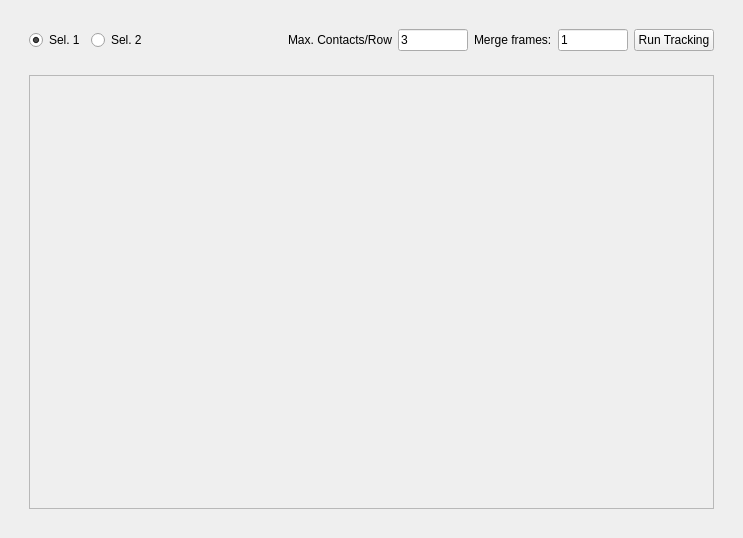
First picture: the form in PyContact/gui/track_mol_gui.ui, repository maxscheurer/pycontact, before the edit.
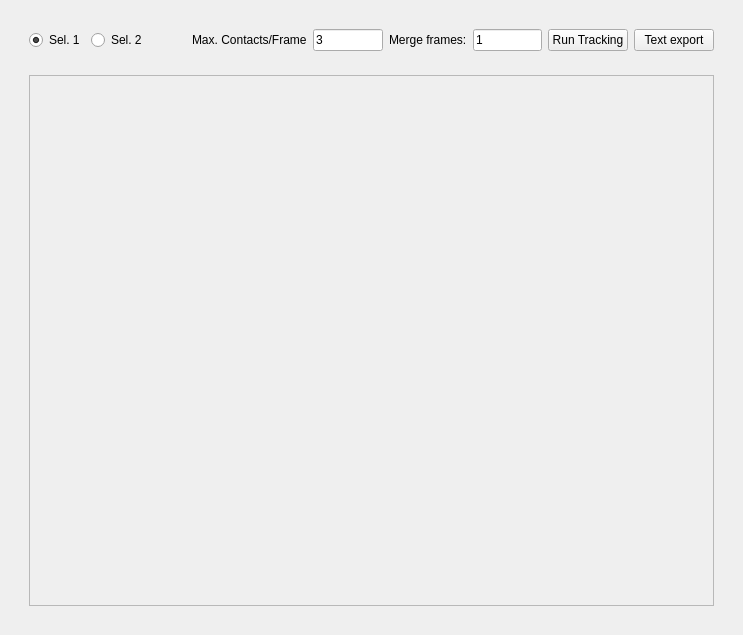
Second picture: the form after the edit.

Diff of the .ui file:
```diff
--- a/PyContact/gui/track_mol_gui.ui
+++ b/PyContact/gui/track_mol_gui.ui
@@ -7,7 +7,7 @@
     <x>0</x>
     <y>0</y>
     <width>743</width>
-    <height>538</height>
+    <height>635</height>
    </rect>
   </property>
   <property name="windowTitle">
@@ -36,8 +36,8 @@
              <rect>
               <x>0</x>
               <y>0</y>
-              <width>687</width>
-              <height>430</height>
+              <width>669</width>
+              <height>506</height>
              </rect>
             </property>
            </widget>
@@ -100,7 +100,7 @@
          <item>
           <widget class="QLabel" name="label_2">
            <property name="text">
-            <string>Max. Contacts/Row</string>
+            <string>Max. Contacts/Frame</string>
            </property>
           </widget>
          </item>
@@ -144,6 +144,13 @@
            </property>
           </widget>
          </item>
+         <item>
+          <widget class="QPushButton" name="textExportButton">
+           <property name="text">
+            <string>Text export</string>
+           </property>
+          </widget>
+         </item>
         </layout>
        </widget>
       </item>
```
Left out of the diff: 2 changed lines with no effect on the pictures.
